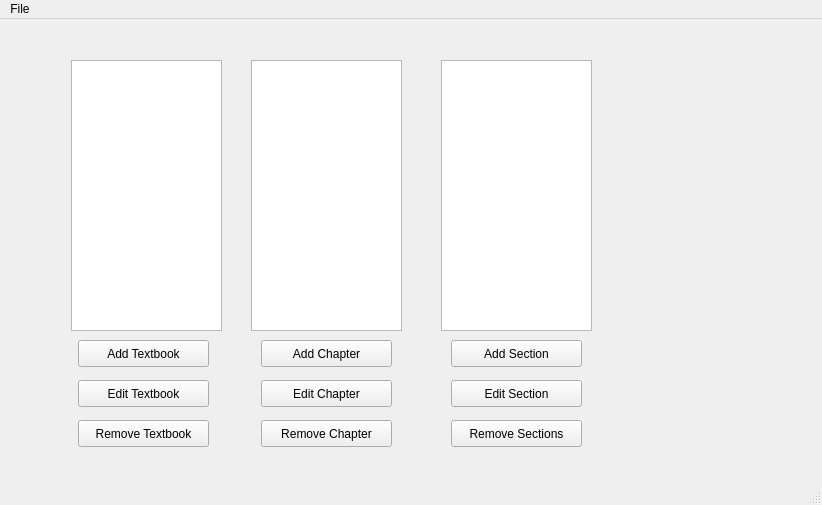
Before: the Qt Designer form client/mainwindow.ui in Davidj361/cuTPS, drawn with Qt 5.
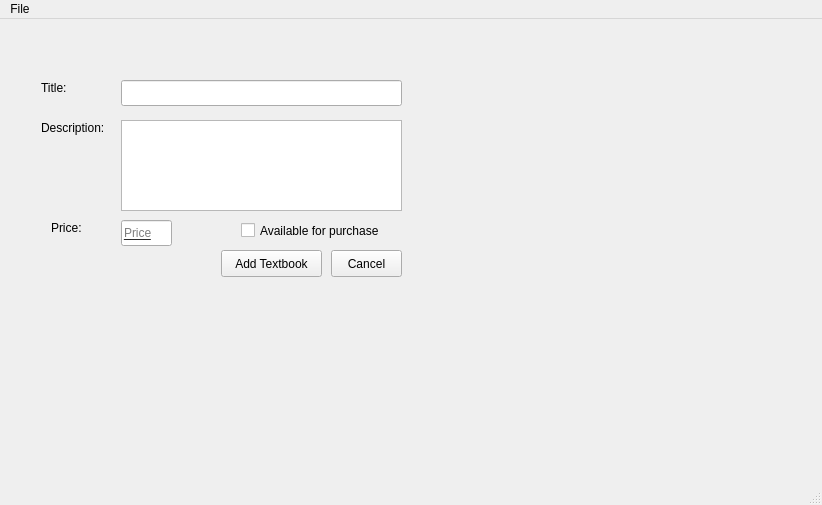
After: the same form once the commit is applied. The open tabs and pages were chosen to show the change. Icons and pictures are not drawn.

Commit message: added chapter page

The edit to the form file:
```diff
--- a/client/mainwindow.ui
+++ b/client/mainwindow.ui
@@ -2551,6 +2551,137 @@
         </property>
        </widget>
       </widget>
+      <widget class="QWidget" name="page">
+       <widget class="QTextBrowser" name="lineChapterDescription">
+        <property name="geometry">
+         <rect>
+          <x>110</x>
+          <y>90</y>
+          <width>281</width>
+          <height>91</height>
+         </rect>
+        </property>
+       </widget>
+       <widget class="QLineEdit" name="lineChapterPrice">
+        <property name="geometry">
+         <rect>
+          <x>110</x>
+          <y>190</y>
+          <width>51</width>
+          <height>26</height>
+         </rect>
+        </property>
+        <property name="sizePolicy">
+         <sizepolicy hsizetype="Preferred" vsizetype="Preferred">
+          <horstretch>1</horstretch>
+          <verstretch>0</verstretch>
+         </sizepolicy>
+        </property>
+        <property name="inputMask">
+         <string>9999;_</string>
+        </property>
+        <property name="text">
+         <string/>
+        </property>
+        <property name="maxLength">
+         <number>4</number>
+        </property>
+        <property name="cursorPosition">
+         <number>4</number>
+        </property>
+        <property name="placeholderText">
+         <string>Price</string>
+        </property>
+       </widget>
+       <widget class="QCheckBox" name="checkBoxChapterAvailable">
+        <property name="geometry">
+         <rect>
+          <x>230</x>
+          <y>190</y>
+          <width>161</width>
+          <height>21</height>
+         </rect>
+        </property>
+        <property name="text">
+         <string>Available for purchase</string>
+        </property>
+       </widget>
+       <widget class="QLineEdit" name="lineChapterTitle">
+        <property name="geometry">
+         <rect>
+          <x>110</x>
+          <y>50</y>
+          <width>281</width>
+          <height>26</height>
+         </rect>
+        </property>
+       </widget>
+       <widget class="QLabel" name="label_21">
+        <property name="geometry">
+         <rect>
+          <x>30</x>
+          <y>90</y>
+          <width>71</width>
+          <height>16</height>
+         </rect>
+        </property>
+        <property name="text">
+         <string>Description:</string>
+        </property>
+       </widget>
+       <widget class="QLabel" name="label_22">
+        <property name="geometry">
+         <rect>
+          <x>30</x>
+          <y>50</y>
+          <width>58</width>
+          <height>16</height>
+         </rect>
+        </property>
+        <property name="text">
+         <string>Title:</string>
+        </property>
+       </widget>
+       <widget class="QLabel" name="label_23">
+        <property name="geometry">
+         <rect>
+          <x>40</x>
+          <y>190</y>
+          <width>58</width>
+          <height>16</height>
+         </rect>
+        </property>
+        <property name="text">
+         <string>Price:</string>
+        </property>
+       </widget>
+       <widget class="QPushButton" name="btnChapterCancel">
+        <property name="geometry">
+         <rect>
+          <x>320</x>
+          <y>220</y>
+          <width>71</width>
+          <height>27</height>
+         </rect>
+        </property>
+        <property name="text">
+         <string>Cancel</string>
+        </property>
+       </widget>
+       <widget class="QPushButton" name="btnChapterAddEdit">
+        <property name="geometry">
+         <rect>
+          <x>210</x>
+          <y>220</y>
+          <width>101</width>
+          <height>27</height>
+         </rect>
+        </property>
+        <property name="text">
+         <string>Add Textbook</string>
+        </property>
+       </widget>
+      </widget>
       <widget class="QWidget" name="ShoppingCartOrderConfirmed">
        <layout class="QGridLayout" name="gridLayout_9">
         <item row="2" column="2">
```
Left out of the diff: 2 changed lines with no effect on the pictures. The commit also changes 2 other files.
